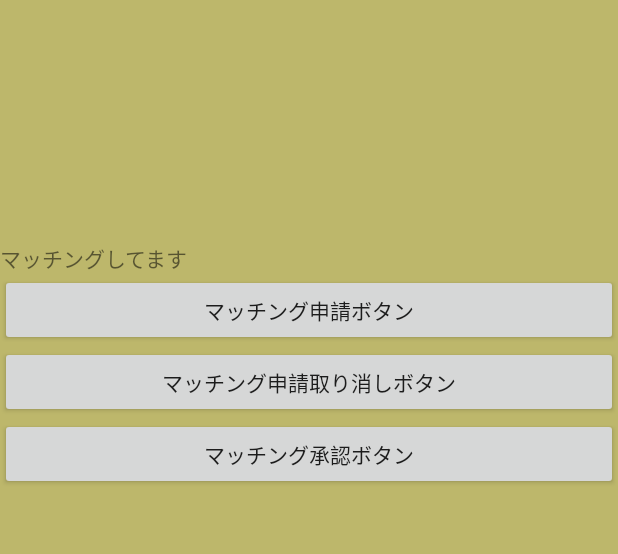
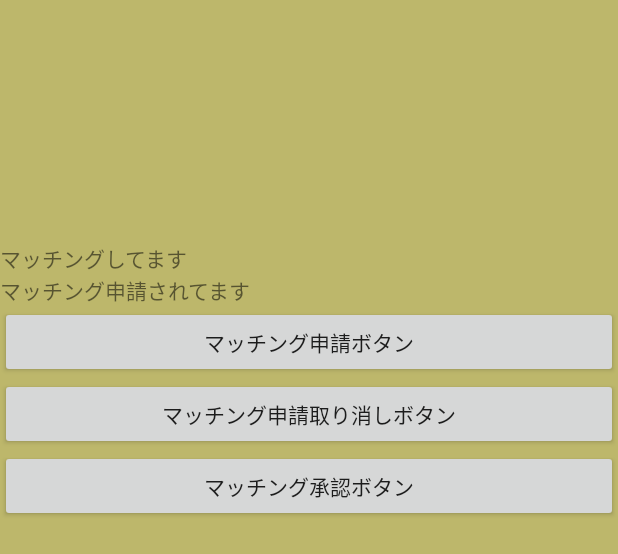
Before and after one commit to yuuwatakano/matching, an Android app: the layout fragment_account_page.xml on its own in the app's theme, with its tools: preview values and no code run, on a phone screen of 412 x 824 dp. Shown: the top 554 px of the screen. Run offline under Robolectric (Android 15) with nearby library versions, the phone set to English and light mode, and no system bars.

Commit message:
6/13:アイコン設定機能追加・アカウントページへデータ受け渡し・リストにアイコン表示まで完了 6/13:リスト絞り込み完了 6/13:マッチング承認フィールド作成 ーーーーーーーーーーーーーーーーーーーーーーーーーーーーーーーーーーーー 6/14:承認用フィールドに基づくマッチング申請・マッチング申請取り消し・マッチング承認ボタンの実装完了

```diff
--- a/app/src/main/res/layout/fragment_account_page.xml
+++ b/app/src/main/res/layout/fragment_account_page.xml
@@ -38,10 +38,16 @@
             android:layout_height="wrap_content"
             android:id="@+id/skillText" />
         <TextView
+        android:layout_width="match_parent"
+        android:layout_height="wrap_content"
+        android:text="マッチングしてます"
+        android:id="@+id/matchText1" />
+        <TextView
             android:layout_width="match_parent"
             android:layout_height="wrap_content"
-            android:text="マッチングしてます"
-            android:id="@+id/matchText" />
+            android:text="マッチング申請されてます"
+            android:id="@+id/matchText2" />
+
         <Button
             android:layout_width="match_parent"
             android:layout_height="wrap_content"
```
Also changed, not shown: app/src/main/java/jp/techacademy/yuuwa/takano/matching/AccountPageFragment.kt (+64 -5 lines).
